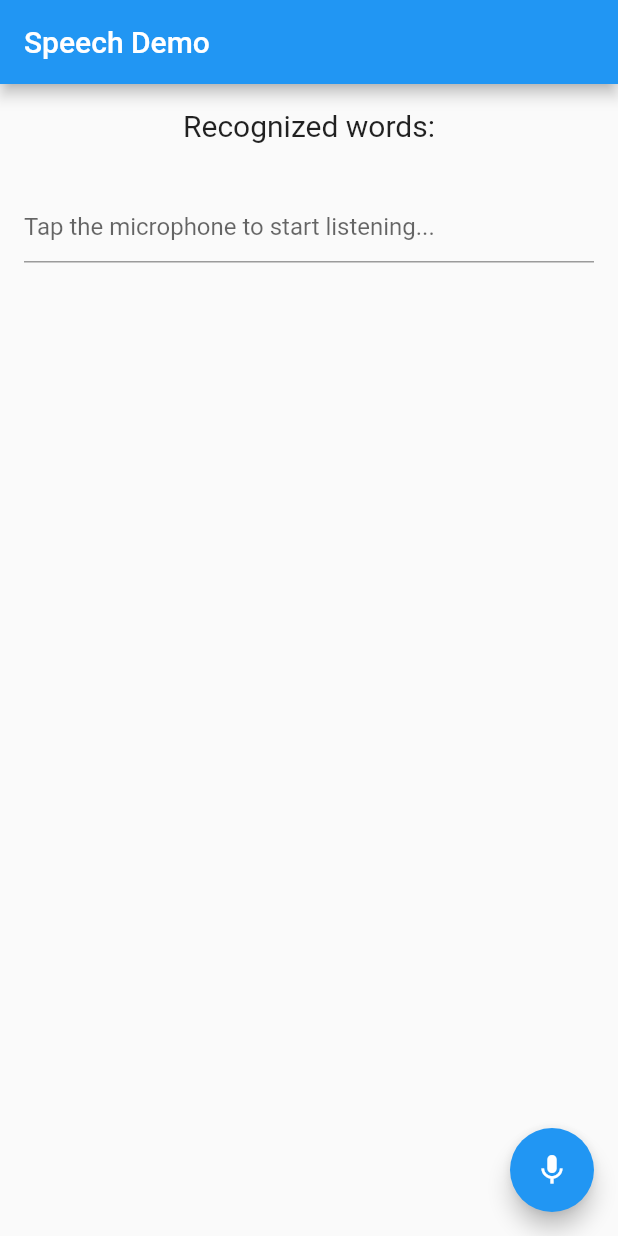
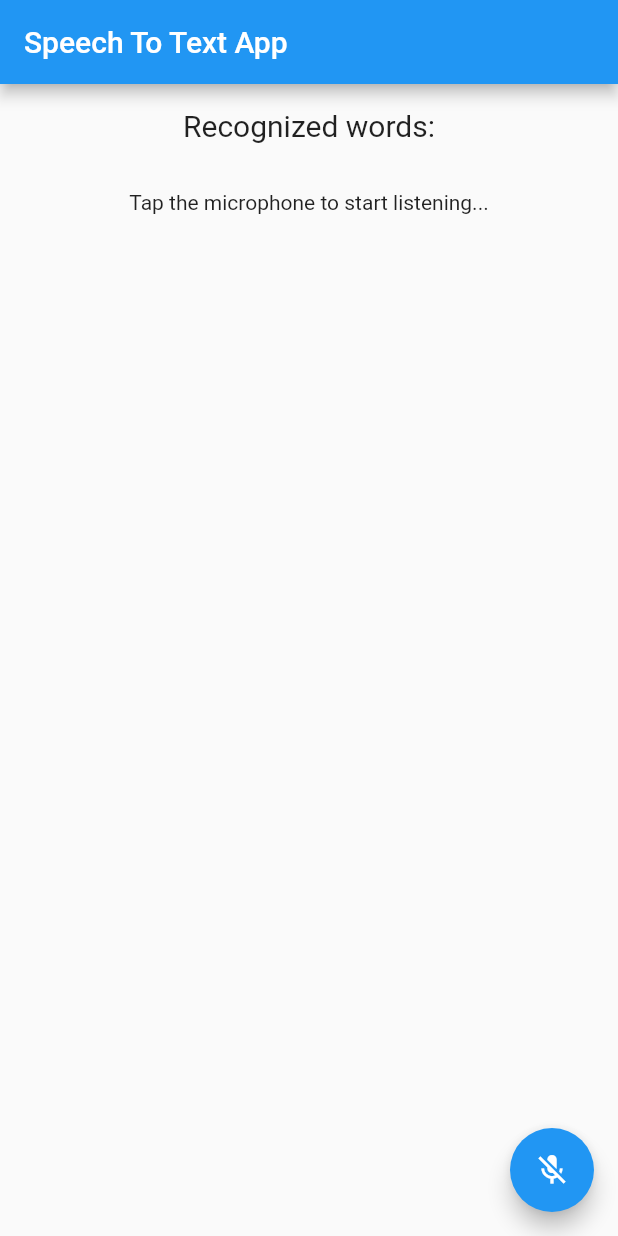
Before and after one commit to Akashiutchiha/flutter_SpeechToText, a Flutter app: the screen it shows after launch, on a phone screen of 412 x 824 dp. Run offline on Flutter 3.47's test engine with Material 2 defaults, Android fonts, the phone set to English and light mode, and no system bars; our stand-ins replace speech_to_text.

```diff
--- a/speech_to_text_app/lib/main.dart
+++ b/speech_to_text_app/lib/main.dart
@@ -2,7 +2,12 @@ import 'package:flutter/material.dart';
 import 'package:speech_to_text/speech_recognition_result.dart';
 import 'package:speech_to_text/speech_to_text.dart';
 
-void main() {
+bool _speechEnabled = true;
+void main() async {
+  WidgetsFlutterBinding.ensureInitialized();
+
+  final SpeechToText speech = SpeechToText();
+  _speechEnabled = await speech.initialize();
   runApp(MyApp());
 }
 
@@ -10,7 +15,7 @@ class MyApp extends StatelessWidget {
   @override
   Widget build(BuildContext context) {
     return MaterialApp(
-      title: 'Speech Demo',
+      title: 'Flutter Demo',
       home: MyHomePage(),
     );
   }
@@ -25,45 +30,14 @@ class MyHomePage extends StatefulWidget {
 
 class _MyHomePageState extends State<MyHomePage> {
   SpeechToText _speechToText = SpeechToText();
-  bool _speechEnabled = false;
-  bool _isListening = false;
+  // bool _speechEnabled = false;
   String _lastWords = '';
 
-  final _textController = TextEditingController();
-
-  @override
-  void initState() {
-    super.initState();
-    _initSpeech();
-  }
-
   /// This has to happen only once per app
-  void _initSpeech() async {
-    bool hasSpeech = await _speechToText.initialize(
-      onError: (val) => print('Error: $val'),
-      onStatus: (val) => print('Status: $val'),
-    );
-    setState(() {
-      _speechEnabled = hasSpeech;
-    });
-  }
 
   /// Each time to start a speech recognition session
   void _startListening() async {
-    _isListening = true;
-    _textController.clear();
-    await _speechToText.listen(
-      onResult: _onSpeechResult,
-      cancelOnError: true,
-      listenFor: Duration(seconds: 10),
-      pauseFor: Duration(seconds: 1),
-      partialResults: true,
-      localeId: 'en_US',
-      onSoundLevelChange: (double level) {
-        // Do something with the sound level, e.g. animate a microphone icon
-      },
-      // Enable continuous recognition
-    );
+    await _speechToText.listen(onResult: _onSpeechResult);
     setState(() {});
   }
 
@@ -72,7 +46,6 @@ class _MyHomePageState extends State<MyHomePage> {
   /// and the SpeechToText plugin supports setting timeouts on the
   /// listen method.
   void _stopListening() async {
-    _isListening = false;
     await _speechToText.stop();
     setState(() {});
   }
@@ -82,7 +55,6 @@ class _MyHomePageState extends State<MyHomePage> {
   void _onSpeechResult(SpeechRecognitionResult result) {
     setState(() {
       _lastWords = result.recognizedWords;
-      _textController.text = _lastWords;
     });
   }
 
@@ -90,7 +62,7 @@ class _MyHomePageState extends State<MyHomePage> {
   Widget build(BuildContext context) {
     return Scaffold(
       appBar: AppBar(
-        title: Text('Speech Demo'),
+        title: Text('Speech To Text App'),
       ),
       body: Center(
         child: Column(
@@ -106,12 +78,17 @@ class _MyHomePageState extends State<MyHomePage> {
             Expanded(
               child: Container(
                 padding: EdgeInsets.all(16),
-                child: TextField(
-                  controller: _textController,
-                  readOnly: true,
-                  decoration: InputDecoration(
-                    hintText: 'Tap the microphone to start listening...',
-                  ),
+                child: Text(
+                  // If listening is active show the recognized words
+                  _speechToText.isListening
+                      ? '$_lastWords'
+                      // If listening isn't active but could be tell the user
+                      // how to start it, otherwise indicate that speech
+                      // recognition is not yet ready or not supported on
+                      // the target device
+                      : _speechEnabled
+                          ? 'Tap the microphone to start listening...'
+                          : 'Speech not available',
                 ),
               ),
             ),
@@ -119,15 +96,11 @@ class _MyHomePageState extends State<MyHomePage> {
         ),
       ),
       floatingActionButton: FloatingActionButton(
-        onPressed: () {
-          if (_isListening) {
-            _stopListening();
-          } else {
-            _startListening();
-          }
-        },
+        onPressed:
+            // If not yet listening for speech start, otherwise stop
+            _speechToText.isNotListening ? _startListening : _stopListening,
         tooltip: 'Listen',
-        child: Icon(_isListening ? Icons.mic_off : Icons.mic),
+        child: Icon(_speechToText.isNotListening ? Icons.mic_off : Icons.mic),
       ),
     );
   }
```
